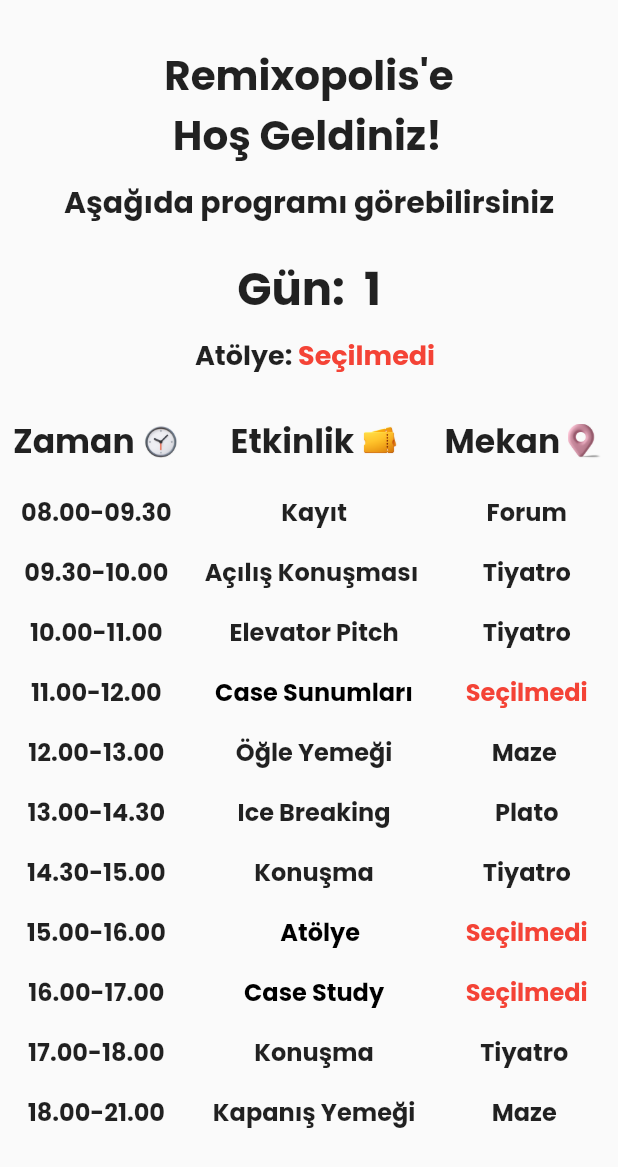
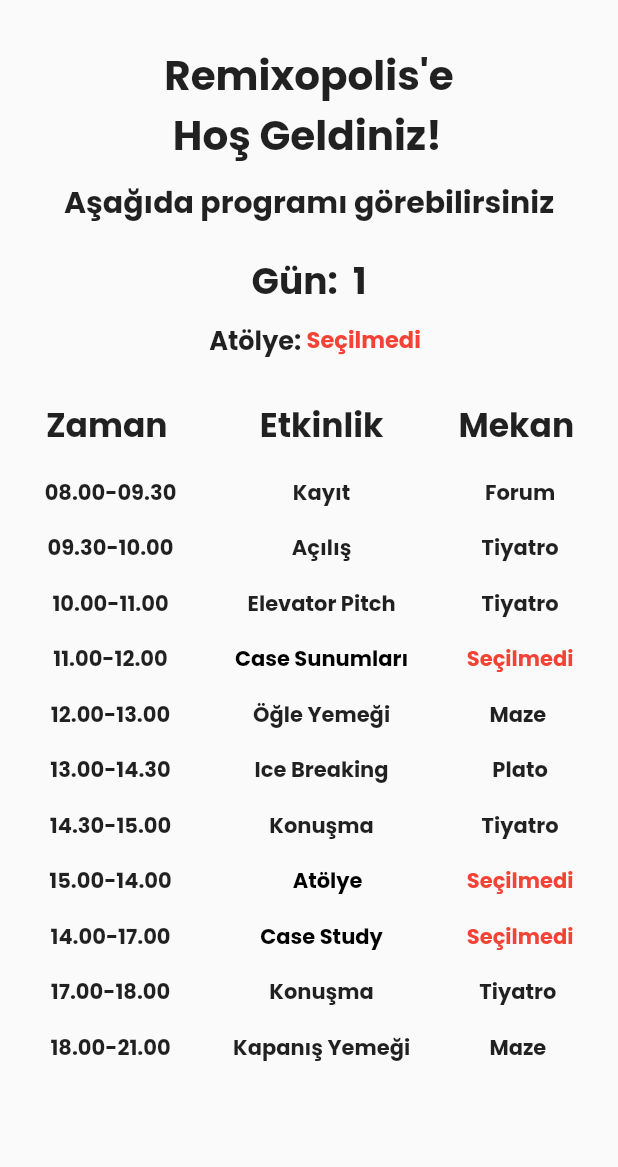
Before and after one commit to unpicasso/jarc_app, a Flutter app: the HomePage screen opened directly, on a phone screen of 412 x 824 dp. Shown: the top 1167 px of the screen. Run offline on Flutter 3.47's test engine with Material 2 defaults, Android fonts, the phone set to English and light mode, and no system bars; our stand-ins replace flutter_riverpod, qr_flutter.

Commit message:
- render overflows fixed

```diff
--- a/lib/HomePage.dart
+++ b/lib/HomePage.dart
@@ -71,11 +71,11 @@
                     children: [
                       Text(
                         "Gün:  ",
-                        style: TextStyle(fontSize: 30),
+                        style: TextStyle(fontSize: 24),
                       ),
                       Text(
                         dayCount.toString(), // int olduğundan text içine koymak için .toString() kullanmak gerekiyor
-                        style: TextStyle(fontSize: 30),
+                        style: TextStyle(fontSize: 24),
                       ),
                     ],
                   ),
@@ -89,16 +89,19 @@
                       child: Text(
                         "Atölye: ",
                         style: TextStyle(
-                          fontSize: 18,
+                          fontSize: 17,
                         ),
                       ),
                     ),
 
-                    Text(workshopString,
-                    style: TextStyle(
-                      fontSize: 18,
-                      color: workshopColorWarn,
-                    ),),
+                    FittedBox(
+                      fit: BoxFit.scaleDown,
+                      child: Text(workshopString,
+                      style: TextStyle(
+                        fontSize: 15,
+                        color: workshopColorWarn,
+                      ),),
+                    ),
 
 
 
@@ -125,10 +128,13 @@
                                 width: 5
                               ),
 
+                              /*
                               Image.asset(
                                   "images/3d-fluency-clock.png",
                                   fit: BoxFit.contain,
                                   height: 25),
+
+                               */
                             ]
                           ),
 
@@ -138,7 +144,7 @@
                             child: Text(
                               "08.00-09.30",
                               style: TextStyle(
-                                fontSize: 16,
+                                fontSize: 14,
                               ),
                             ),
                           ),
@@ -147,7 +153,7 @@
                             child: Text(
                               "09.30-10.00",
                               style: TextStyle(
-                                fontSize: 16,
+                                fontSize: 14,
                               ),
                             ),
                           ),
@@ -156,7 +162,7 @@
                             child: Text(
                               "10.00-11.00",
                               style: TextStyle(
-                                fontSize: 16,
+                                fontSize: 14,
                               ),
                             ),
                           ),
@@ -165,7 +171,7 @@
                             child: Text(
                               "11.00-12.00",
                               style: TextStyle(
-                                fontSize: 16,
+                                fontSize: 14,
                               ),
                             ),
                           ),
@@ -174,7 +180,7 @@
                             child: Text(
                               "12.00-13.00",
                               style: TextStyle(
-                                fontSize: 16,
+                                fontSize: 14,
                               ),
                             ),
                           ),
@@ -183,7 +189,7 @@
                             child: Text(
                               "13.00-14.30",
                               style: TextStyle(
-                                fontSize: 16,
+                                fontSize: 14,
                               ),
                             ),
                           ),
@@ -192,25 +198,25 @@
                             child: Text(
                               "14.30-15.00",
                               style: TextStyle(
-                                fontSize: 16,
+                                fontSize: 14,
                               ),
                             ),
                           ),
                           Padding(
                             padding: const EdgeInsets.all(8.0),
                             child: Text(
-                              "15.00-16.00",
+                              "15.00-14.00",
                               style: TextStyle(
-                                fontSize: 16,
+                                fontSize: 14,
                               ),
                             ),
                           ),
                           Padding(
                             padding: const EdgeInsets.all(8.0),
                             child: Text(
-                              "16.00-17.00",
+                              "14.00-17.00",
                               style: TextStyle(
-                                fontSize: 16,
+                                fontSize: 14,
                               ),
                             ),
                           ),
@@ -219,7 +225,7 @@
                             child: Text(
                               "17.00-18.00",
                               style: TextStyle(
-                                fontSize: 16,
+                                fontSize: 14,
                               ),
                             ),
                           ),
@@ -228,7 +234,7 @@
                             child: Text(
                               "18.00-21.00",
                               style: TextStyle(
-                                fontSize: 16,
+                                fontSize: 14,
                               ),
                             ),
                           ),
@@ -243,6 +249,7 @@
                                   ),
                                 ),
 
+                                /*
                                 SizedBox(
                                     width: 5
                                 ),
@@ -251,6 +258,8 @@
                                     "images/3d-fluency-two-tickets.png",
                                     fit: BoxFit.contain,
                                     height: 24),
+
+                                 */
                               ]
                           ),
                           SizedBox(height: 10),
@@ -259,16 +268,16 @@
                             child: Text(
                               "Kayıt",
                               style: TextStyle(
-                                fontSize: 16,
+                                fontSize: 14,
                               ),
                             ),
                           ),
                           Padding(
                             padding: const EdgeInsets.all(8.0),
                             child: Text(
-                              "Açılış Konuşması ",
+                              "Açılış",
                               style: TextStyle(
-                                fontSize: 16,
+                                fontSize: 14,
                               ),
                             ),
                           ),
@@ -277,7 +286,7 @@
                             child: Text(
                               "Elevator Pitch",
                               style: TextStyle(
-                                fontSize: 16,
+                                fontSize: 14,
                               ),
                             ),
                           ),
@@ -286,7 +295,7 @@
                             child: Text(
                               caseSunumString,
                               style: TextStyle(
-                                fontSize: 16,
+                                fontSize: 14,
                                 color: workshopColorSimple,
                               ),
                             ),
@@ -296,7 +305,7 @@
                             child: Text(
                               "Öğle Yemeği",
                               style: TextStyle(
-                                fontSize: 16,
+                                fontSize: 14,
                               ),
                             ),
                           ),
@@ -305,7 +314,7 @@
                             child: Text(
                               "Ice Breaking",
                               style: TextStyle(
-                                fontSize: 16,
+                                fontSize: 14,
                               ),
                             ),
                           ),
@@ -314,7 +323,7 @@
                             child: Text(
                               "Konuşma",
                               style: TextStyle(
-                                fontSize: 16,
+                                fontSize: 14,
                               ),
                             ),
                           ),
@@ -325,7 +334,7 @@
                               child: Text(
                                 "Atölye",
                                 style: TextStyle(
-                                  fontSize: 16,
+                                  fontSize: 14,
                                   color: workshopColorSimple,
                                 ),
                               ),
@@ -337,7 +346,7 @@
                             child: Text(
                               caseStudyString,
                               style: TextStyle(
-                                fontSize: 16,
+                                fontSize: 14,
                                 color: workshopColorSimple,
                               ),
                             ),
@@ -347,7 +356,7 @@
                             child: Text(
                               "Konuşma",
                               style: TextStyle(
-                                fontSize: 16,
+                                fontSize: 14,
                               ),
                             ),
                           ),
@@ -356,7 +365,7 @@
                             child: Text(
                               "Kapanış Yemeği",
                               style: TextStyle(
-                                fontSize: 16,
+                                fontSize: 14,
                               ),
                             ),
                           ),
@@ -375,10 +384,13 @@
                                     width: 5
                                 ),
 
+                                /*
                                 Image.asset(
                                     "images/casual-life-3d-close-up-of-pink-location-marker.png",
                                     fit: BoxFit.contain,
                                     height: 24),
+
+                                 */
                               ]
                           ),
                           SizedBox(height: 10),
@@ -387,7 +399,7 @@
                             child: Text(
                               "Forum",
                               style: TextStyle(
-                                fontSize: 16,
+                                fontSize: 14,
                               ),
                             ),
                           ),
@@ -397,7 +409,7 @@
                             child: Text(
                               "Tiyatro",
                               style: TextStyle(
-                                fontSize: 16,
+                                fontSize: 14,
                               ),
                             ),
                           ),
@@ -407,7 +419,7 @@
                             child: Text(
                               "Tiyatro",
                               style: TextStyle(
-                                fontSize: 16,
+                                fontSize: 14,
                               ),
                             ),
                           ),
@@ -417,7 +429,7 @@
                             child: Text(
                              caseSunumLocation,
                               style: TextStyle(
-                                fontSize: 16,
+                                fontSize: 14,
                                 color: workshopColorWarn,
                               ),
                             ),
@@ -428,7 +440,7 @@
                             child: Text(
                               "Maze ",
                               style: TextStyle(
-                                fontSize: 16,
+                                fontSize: 14,
                               ),
                             ),
                           ),
@@ -439,7 +451,7 @@
                             child: Text(
                               "Plato",
                               style: TextStyle(
-                                fontSize: 16,
+                                fontSize: 14,
                               ),
                             ),
                           ),
@@ -449,7 +461,7 @@
                             child: Text(
                               "Tiyatro",
                               style: TextStyle(
-                                fontSize: 16,
+                                fontSize: 14,
                               ),
                             ),
                           ),
@@ -459,7 +471,7 @@
                             child: Text(
                               workshopLocation,
                               style: TextStyle(
-                                fontSize: 16,
+                                fontSize: 14,
                                 color: workshopColorWarn,
                               ),
                             ),
@@ -470,7 +482,7 @@
                             child: Text(
                               caseStudyLocation,
                               style: TextStyle(
-                                fontSize: 16,
+                                fontSize: 14,
                                 color: workshopColorWarn,
                               ),
                             ),
@@ -481,7 +493,7 @@
                             child: Text(
                               "Tiyatro ",
                               style: TextStyle(
-                                fontSize: 16,
+                                fontSize: 14,
                               ),
                             ),
                           ),
@@ -491,7 +503,7 @@
                             child: Text(
                               "Maze ",
                               style: TextStyle(
-                                fontSize: 16,
+                                fontSize: 14,
                               ),
                             ),
                           ),
```
